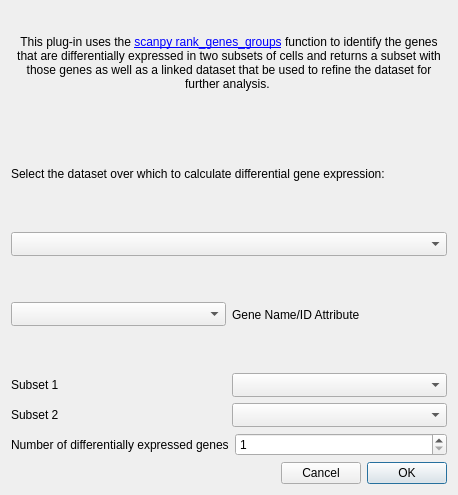
Qt form glue_genes/glue_single_cell/qt/diff_gene_exp.ui (gluesolutions/glue-genes) before a commit.
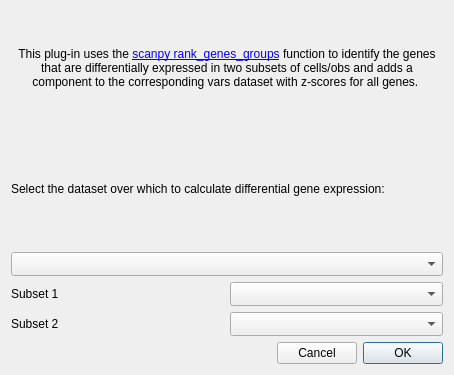
The same form after that commit.

Commit message: Change differential gene expression plugin to be live-updating (#54)

The edit to the form file:
```diff
--- a/glue_genes/glue_single_cell/qt/diff_gene_exp.ui
+++ b/glue_genes/glue_single_cell/qt/diff_gene_exp.ui
@@ -6,8 +6,8 @@
    <rect>
     <x>0</x>
     <y>0</y>
-    <width>458</width>
-    <height>495</height>
+    <width>454</width>
+    <height>375</height>
    </rect>
   </property>
   <property name="windowTitle">
@@ -17,7 +17,7 @@
    <item row="0" column="0">
     <widget class="QLabel" name="label_5">
      <property name="text">
-      <string>&lt;html&gt;&lt;head/&gt;&lt;body&gt;&lt;p&gt;This plug-in uses the &lt;a href=&quot;https://scanpy.readthedocs.io/en/stable/generated/scanpy.tl.rank_genes_groups.html&quot;&gt;&lt;span style=&quot; text-decoration: underline; color:#0000ff;&quot;&gt;scanpy rank_genes_groups&lt;/span&gt;&lt;/a&gt; function to identify the genes that are differentially expressed in two subsets of cells and returns a subset with those genes as well as a linked dataset that be used to refine the dataset for further analysis. &lt;/p&gt;&lt;/body&gt;&lt;/html&gt;</string>
+      <string>&lt;html&gt;&lt;head/&gt;&lt;body&gt;&lt;p&gt;This plug-in uses the &lt;a href=&quot;https://scanpy.readthedocs.io/en/stable/generated/scanpy.tl.rank_genes_groups.html&quot;&gt;&lt;span style=&quot; text-decoration: underline; color:#0000ff;&quot;&gt;scanpy rank_genes_groups&lt;/span&gt;&lt;/a&gt; function to identify the genes that are differentially expressed in two subsets of cells/obs and adds a component to the corresponding vars dataset with z-scores for all genes. &lt;/p&gt;&lt;/body&gt;&lt;/html&gt;</string>
      </property>
      <property name="alignment">
       <set>Qt::AlignCenter</set>
@@ -41,24 +41,6 @@
     </widget>
    </item>
    <item row="3" column="0">
-    <layout class="QHBoxLayout" name="horizontalLayout_11">
-     <item>
-      <widget class="QComboBox" name="combosel_gene_att">
-       <property name="sizeAdjustPolicy">
-        <enum>QComboBox::AdjustToMinimumContentsLengthWithIcon</enum>
-       </property>
-      </widget>
-     </item>
-     <item>
-      <widget class="QLabel" name="label_11">
-       <property name="text">
-        <string>Gene Name/ID Attribute</string>
-       </property>
-      </widget>
-     </item>
-    </layout>
-   </item>
-   <item row="4" column="0">
     <layout class="QHBoxLayout" name="horizontalLayout_7">
      <item>
       <widget class="QLabel" name="label_8">
@@ -76,7 +58,7 @@
      </item>
     </layout>
    </item>
-   <item row="5" column="0">
+   <item row="4" column="0">
     <layout class="QHBoxLayout" name="horizontalLayout_9">
      <item>
       <widget class="QLabel" name="label_10">
@@ -94,28 +76,7 @@
      </item>
     </layout>
    </item>
-   <item row="6" column="0">
-    <layout class="QHBoxLayout" name="horizontalLayout">
-     <item>
-      <widget class="QLabel" name="label_2">
-       <property name="text">
-        <string>Number of differentially expressed genes</string>
-       </property>
-      </widget>
-     </item>
-     <item>
-      <widget class="QSpinBox" name="value_num_genes">
-       <property name="minimum">
-        <number>1</number>
-       </property>
-       <property name="maximum">
-        <number>999</number>
-       </property>
-      </widget>
-     </item>
-    </layout>
-   </item>
-   <item row="7" column="0">
+   <item row="5" column="0">
     <layout class="QHBoxLayout" name="horizontalLayout_6">
      <item>
       <spacer name="horizontalSpacer">
```
The commit also changes 6 other files.
